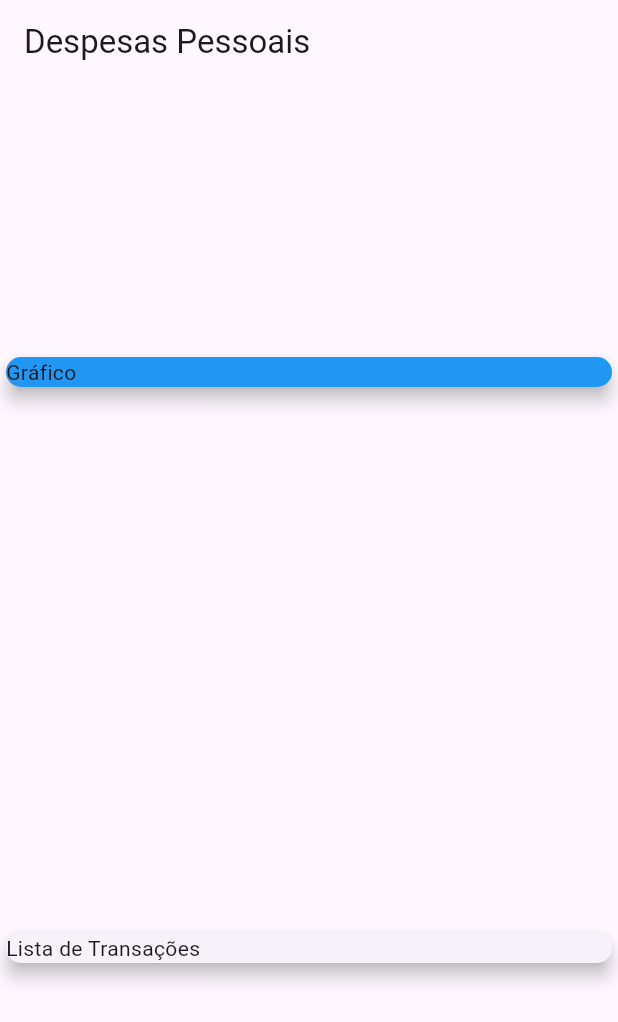
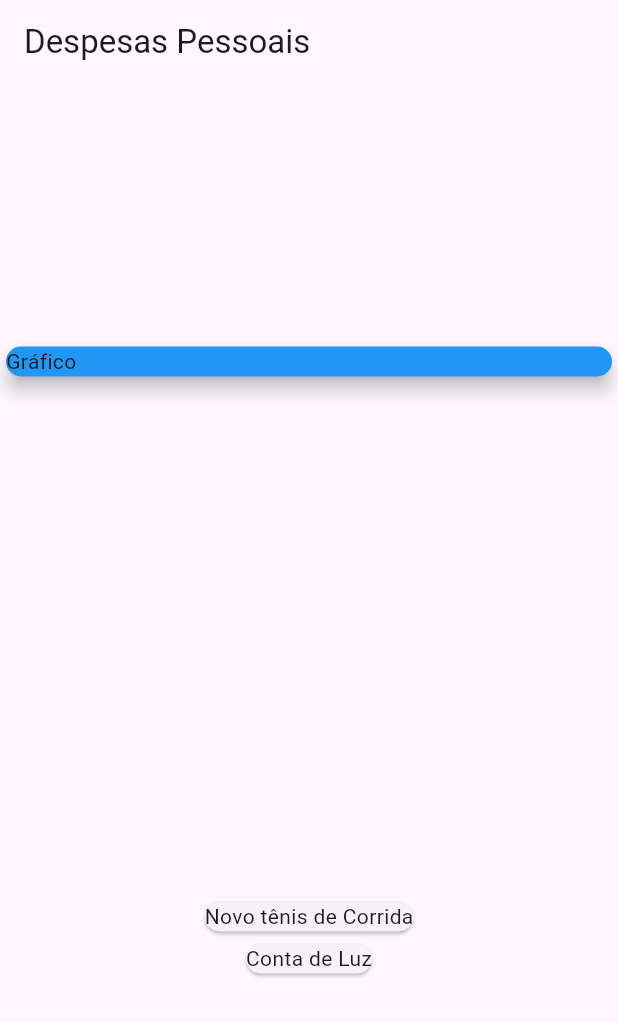
Before and after one commit to fercguerra/flutter_corder2024, a Flutter app: the screen it shows after launch, on a phone screen of 412 x 824 dp. Shown: the top 1022 px of the screen. Run offline on Flutter 3.47's test engine with Material 3 defaults, Android fonts, the phone set to English and light mode, and no system bars.

Commit message:
Aula 89 [map]

```diff
--- a/expenses/lib/main.dart
+++ b/expenses/lib/main.dart
@@ -36,8 +36,7 @@ class MyHomePage extends StatelessWidget {
       appBar: AppBar(
         title: Text('Despesas Pessoais'),
       ),
-      body: Center(
-        child: Column(
+      body: Column(
           mainAxisAlignment: MainAxisAlignment.spaceAround,
           crossAxisAlignment: CrossAxisAlignment.stretch,
           children: [
@@ -48,12 +47,17 @@ class MyHomePage extends StatelessWidget {
               elevation: 5,
             ),
           ),
-          Card (
-            child: Text ('Lista de Transações'),
-            elevation: 5,
-          )
-        ],)
-        ),
+         Column(
+          children: _transactions.map((tr){
+              return Card(
+                child: Text(tr.title),
+              );
+          }).toList(),
+        )
+          ],
+      ),
     );
+
+
   }
 }
```
